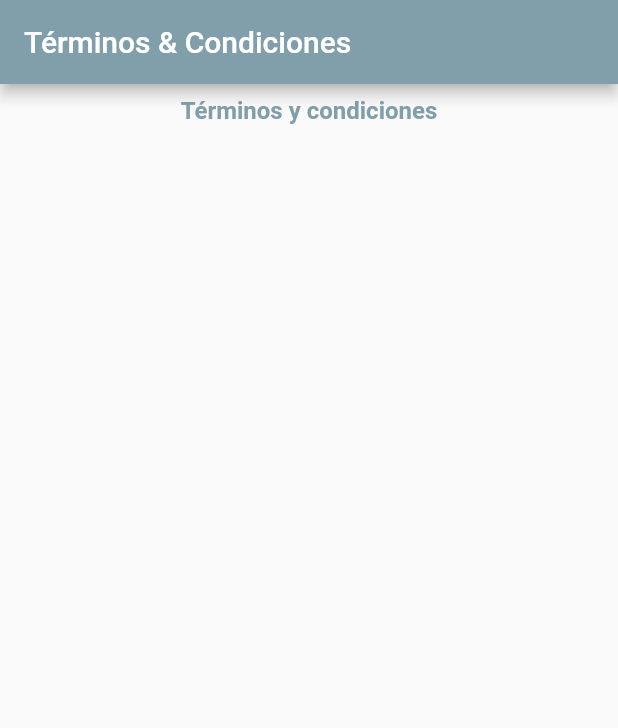
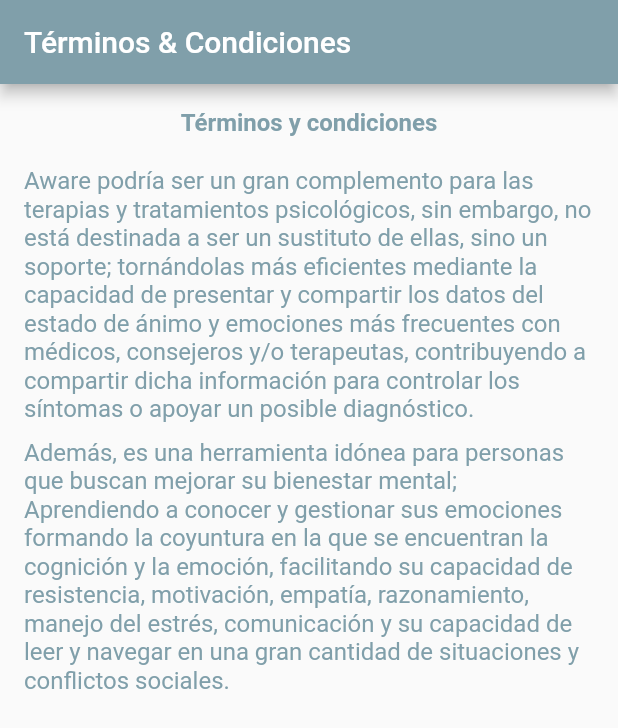
Before and after one commit to ronal2s/app-writer, a Flutter app: the TermsView screen opened directly, on a phone screen of 412 x 824 dp. Shown: the top 728 px of the screen. Run offline on Flutter 3.47's test engine with Material 2 defaults, Android fonts, the phone set to English and light mode, and no system bars; our stand-ins replace backdrop, charts_flutter, flutter_svg, location, lottie, shared_preferences and 1 more; missing offline and left inert: encrypt; accounts and stored records are empty; network calls fail; project files that could hold a hidden picture were left out.

Commit message:
privacy and terms added, some fixes

```diff
--- a/lib/api/api.dart
+++ b/lib/api/api.dart
@@ -11,18 +11,20 @@ import 'package:flutter/material.dart';
 const header = {'Content-Type': 'application/json', 'Connection': 'keep-alive'};
 
 Future<ResponseLogin> requestLogin({@required RequestLogin loginModel}) async {
+  print(loginModel.toJson());
   final response = await http.post(
     '$URL_API/login',
     headers: header,
     body: loginModel.toJson(),
   );
-  print(response.body);
+  // print(response.body);
   ResponseLogin responseLogin = ResponseLogin.fromJson(response.body);
   return responseLogin;
 }
 
 Future<List<ResponseJournals>> requestJournals() async {
   String userId = await getPrefs(key: SecureKeys.userId.value);
+  print('$URL_API/historial/$userId');
   final response = await http.get('$URL_API/historial/$userId');
   List list = jsonDecode(response.body);
   List<ResponseJournals> journalRecords =
--- a/lib/views/journal/journal_form.view.dart
+++ b/lib/views/journal/journal_form.view.dart
@@ -52,7 +52,10 @@ class _JournalFormState extends State<JournalForm> {
           ResponseError response = await createJournal(journalModel);
           if (!response.error) {
             showSnackBar(context,
-                content: Text('Journal creado!'), color: Colors.green);
+                content: Text('Entrada creada!'), color: Colors.green);
+            popView(context);
+            popView(context);
+            popView(context);
           } else {
             showSnackBar(context,
                 content: Text('Ha ocurrido un error'), color: Colors.red);
--- a/lib/views/terms/terms.view.dart
+++ b/lib/views/terms/terms.view.dart
@@ -11,7 +11,7 @@ class TermsView extends StatelessWidget {
       ),
       body: Container(
         width: double.infinity,
-        padding: EdgeInsets.all(DEFAULT_PADDING),
+        padding: EdgeInsets.all(DEFAULT_PADDING * 2),
         child: Column(
           children: [
             MyText(
@@ -20,6 +20,18 @@ class TermsView extends StatelessWidget {
               fontWeight: FontWeight.bold,
               fontSize: 16,
             ),
+            SizedBox(height: DEFAULT_SPACE * 2),
+            MyText(
+              'Aware podría ser un gran complemento para las terapias y tratamientos psicológicos, sin embargo, no está destinada a ser un sustituto de ellas, sino un soporte; tornándolas más eficientes mediante la capacidad de presentar y compartir los datos del estado de ánimo y emociones más frecuentes con médicos, consejeros y/o terapeutas, contribuyendo a compartir dicha información para controlar los síntomas o apoyar un posible diagnóstico. ',
+              color: PRIMARY_COLOR,
+              fontSize: 16,
+            ),
+            SizedBox(height: DEFAULT_SPACE),
+            MyText(
+              'Además, es una herramienta idónea para personas que buscan mejorar su bienestar mental; Aprendiendo a conocer y gestionar sus emociones formando la coyuntura en la que se encuentran la cognición y la emoción, facilitando su capacidad de resistencia, motivación, empatía, razonamiento, manejo del estrés, comunicación y su capacidad de leer y navegar en una gran cantidad de situaciones y conflictos sociales.',
+              color: PRIMARY_COLOR,
+              fontSize: 16,
+            ),
           ],
         ),
       ),
--- a/lib/views/welcome/form_welcome.dart
+++ b/lib/views/welcome/form_welcome.dart
@@ -77,7 +77,7 @@ class _FormWelcomeState extends State<FormWelcome> {
                     child: MyTextField(
                       initialValue: loginModel.correo,
                       isRequired: true,
-                      label: "Correo22",
+                      label: "Correo",
                       border: InputBorder.none,
                       keyboardType: TextInputType.number,
                       icon: widget.isVisible
```
Also changed, not shown: lib/views/baul/baul.view.dart (+11 -6 lines), lib/views/terms/privacity.view.dart (+8 -2 lines), 1 other file.
